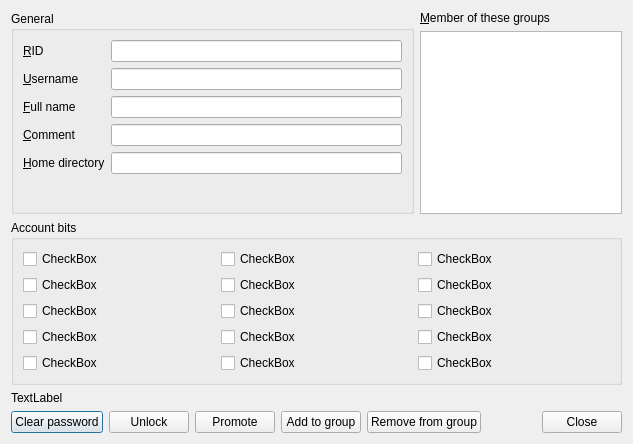
kernel1024/qregedit, file userdialog.ui: the form before one commit.
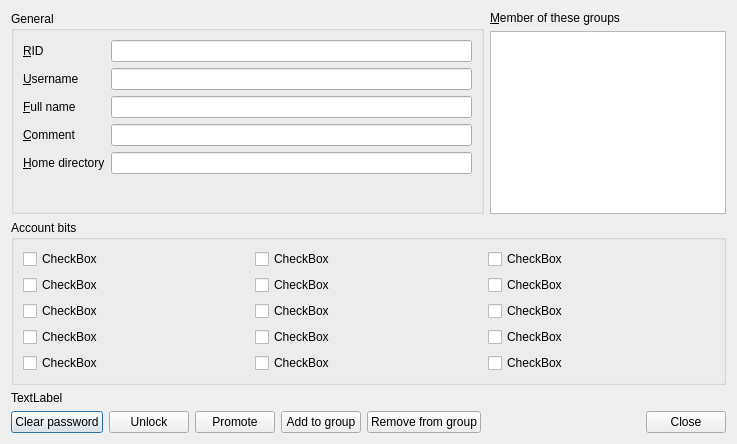
The form after the commit.

What changed in the file:
```diff
--- a/userdialog.ui
+++ b/userdialog.ui
@@ -6,7 +6,7 @@
    <rect>
     <x>0</x>
     <y>0</y>
-    <width>633</width>
+    <width>737</width>
     <height>444</height>
    </rect>
   </property>
```
